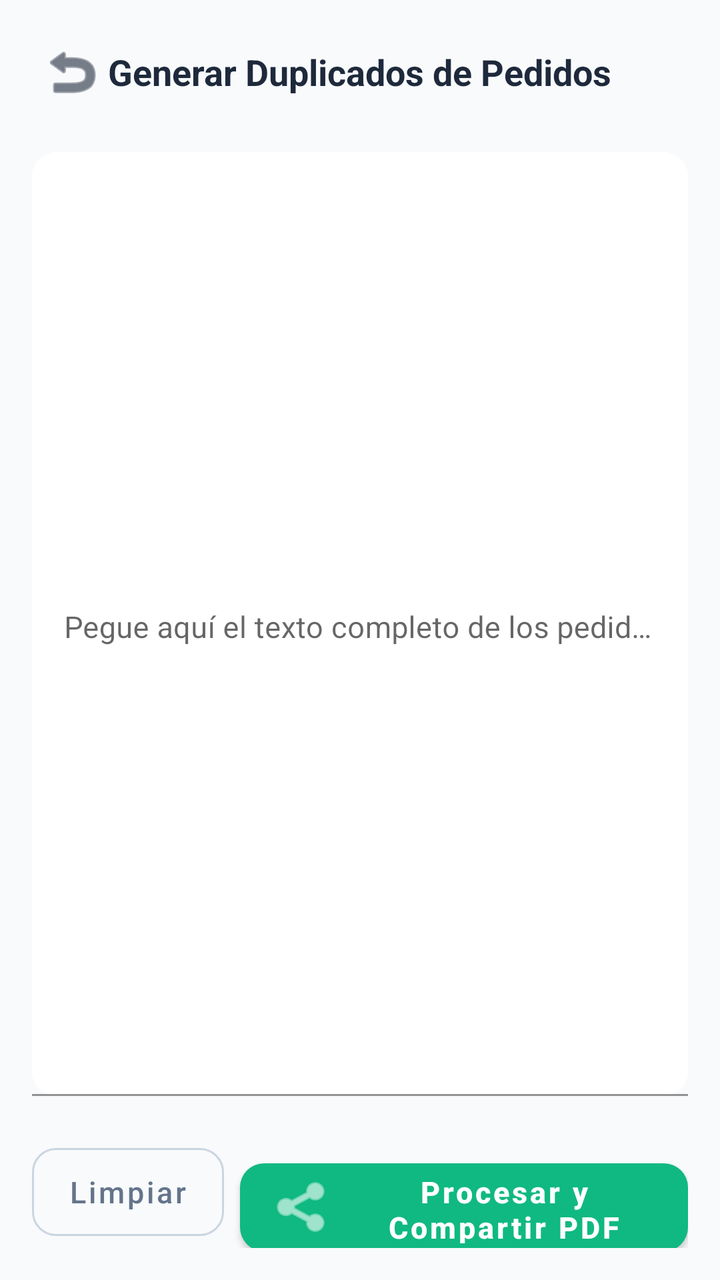
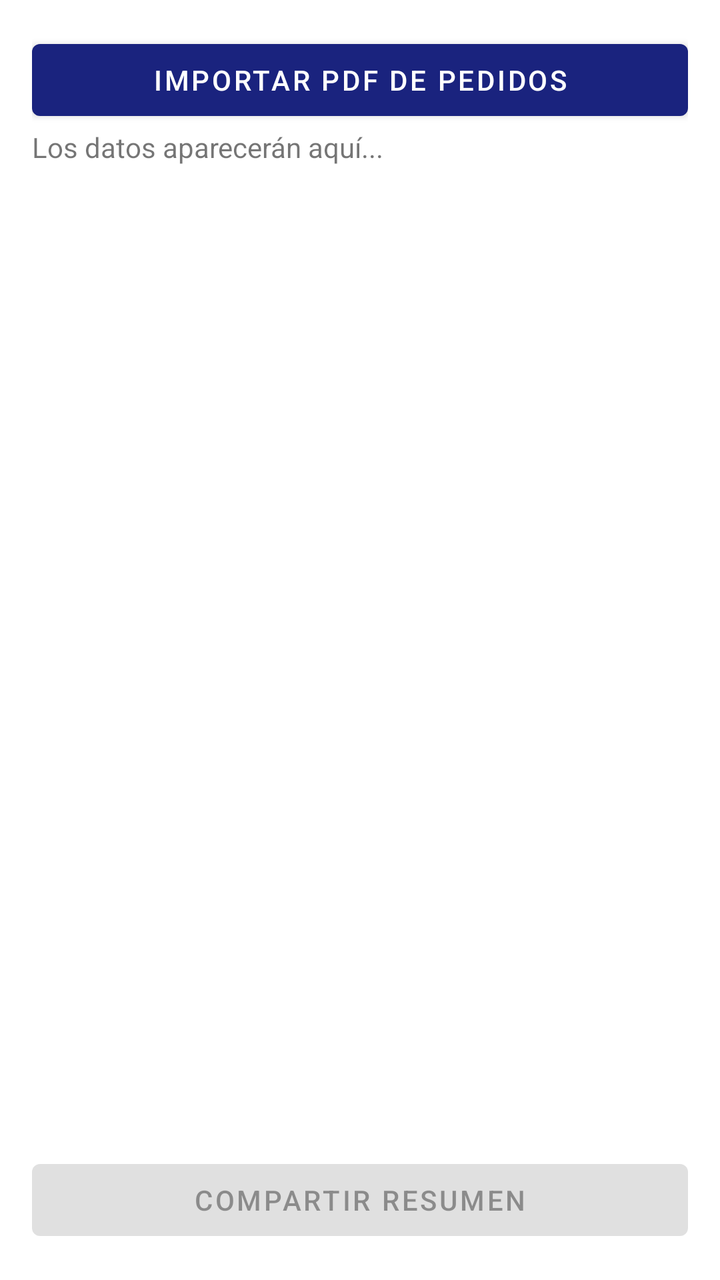

Before-and-after screenshots of an Android layout around one commit, followed by the original layout XML and the change that was made.
<!-- AndroidManifest.xml: application theme Theme.MyApplication -->
<!-- res/layout/activity_duplicados.xml -->
<?xml version="1.0" encoding="utf-8"?>
<LinearLayout xmlns:android="http://schemas.android.com/apk/res/android"
    xmlns:app="http://schemas.android.com/apk/res-auto"
    xmlns:tools="http://schemas.android.com/tools"
    android:layout_width="match_parent"
    android:layout_height="match_parent"
    android:orientation="vertical"
    android:background="#F8FAFC"
    android:padding="16dp"
    tools:context=".DuplicadosActivity">

    <RelativeLayout
        android:layout_width="match_parent"
        android:layout_height="wrap_content"
        android:layout_marginBottom="20dp">

        <ImageButton
            android:id="@+id/btn_back"
            android:layout_width="40dp"
            android:layout_height="40dp"
            android:layout_alignParentStart="true"
            android:layout_centerInParent="true"
            android:background="?attr/selectableItemBackgroundBorderless"
            android:contentDescription="Volver"
            android:src="@android:drawable/ic_menu_revert"
            app:tint="#1E293B" />

        <TextView
            android:layout_width="wrap_content"
            android:layout_height="wrap_content"
            android:layout_centerInParent="true"
            android:text="Generar Duplicados de Pedidos"
            android:textColor="#1E293B"
            android:textSize="18sp"
            android:textStyle="bold" />
    </RelativeLayout>

    <com.google.android.material.textfield.TextInputLayout
        android:layout_width="match_parent"
        android:layout_height="0dp"
        android:layout_weight="1"
        android:layout_marginBottom="20dp"
        app:boxBackgroundColor="#FFFFFF"
        app:boxCornerRadiusBottomEnd="12dp"
        app:boxCornerRadiusBottomStart="12dp"
        app:boxCornerRadiusTopEnd="12dp"
        app:boxCornerRadiusTopStart="12dp"
        app:boxStrokeColor="#10B981"
        app:hintTextColor="#10B981">

        <EditText
            android:id="@+id/et_datos_entrada"
            android:layout_width="match_parent"
            android:layout_height="match_parent"
            android:gravity="top|start"
            android:hint="Pegue aquí el texto completo de los pedidos..."
            android:inputType="textMultiLine"
            android:scrollbars="vertical"
            android:textColor="#334155"
            android:textSize="15sp" />
    </com.google.android.material.textfield.TextInputLayout>

    <LinearLayout
        android:layout_width="match_parent"
        android:layout_height="wrap_content"
        android:orientation="horizontal"
        android:weightSum="2">

        <com.google.android.material.button.MaterialButton
            android:id="@+id/btn_limpiar"
            style="@style/Widget.MaterialComponents.Button.OutlinedButton"
            android:layout_width="0dp"
            android:layout_height="56dp"
            android:layout_weight="0.6"
            android:layout_marginEnd="8dp"
            android:text="Limpiar"
            android:textAllCaps="false"
            android:textColor="#64748B"
            android:textSize="15sp"
            app:cornerRadius="12dp"
            app:strokeColor="#CBD5E1" />

        <com.google.android.material.button.MaterialButton
            android:id="@+id/btn_compartir_excel"
            style="@style/Widget.MaterialComponents.Button"
            android:layout_width="0dp"
            android:layout_height="56dp"
            android:layout_weight="1.4"
            android:text="Procesar y Compartir PDF"
            android:textAllCaps="false"
            android:textSize="15sp"
            android:textStyle="bold"
            app:backgroundTint="#10B981"
            app:cornerRadius="12dp"
            app:icon="@android:drawable/ic_menu_share" />
    </LinearLayout>

</LinearLayout>
<!-- resources referenced by this layout -->
<resources>
  <style name="Theme.MyApplication" parent="Theme.MaterialComponents.DayNight.NoActionBar">
          
          <item name="colorPrimary">#1A237E</item>
          <item name="colorPrimaryVariant">#0D1B5E</item>
          <item name="colorOnPrimary">#FFFFFF</item>
      </style>
</resources>

<!-- the commit's change to res/layout/activity_duplicados.xml (unified diff, before → after) -->
@@ -1,98 +1,31 @@
 <?xml version="1.0" encoding="utf-8"?>
 <LinearLayout xmlns:android="http://schemas.android.com/apk/res/android"
-    xmlns:app="http://schemas.android.com/apk/res-auto"
-    xmlns:tools="http://schemas.android.com/tools"
     android:layout_width="match_parent"
     android:layout_height="match_parent"
     android:orientation="vertical"
-    android:background="#F8FAFC"
-    android:padding="16dp"
-    tools:context=".DuplicadosActivity">
+    android:padding="16dp">
 
-    <RelativeLayout
+    <Button
+        android:id="@+id/btnImportar"
         android:layout_width="match_parent"
         android:layout_height="wrap_content"
-        android:layout_marginBottom="20dp">
+        android:text="Importar PDF de Pedidos" />
 
-        <ImageButton
-            android:id="@+id/btn_back"
-            android:layout_width="40dp"
-            android:layout_height="40dp"
-            android:layout_alignParentStart="true"
-            android:layout_centerInParent="true"
-            android:background="?attr/selectableItemBackgroundBorderless"
-            android:contentDescription="Volver"
-            android:src="@android:drawable/ic_menu_revert"
-            app:tint="#1E293B" />
-
-        <TextView
-            android:layout_width="wrap_content"
-            android:layout_height="wrap_content"
-            android:layout_centerInParent="true"
-            android:text="Generar Duplicados de Pedidos"
-            android:textColor="#1E293B"
-            android:textSize="18sp"
-            android:textStyle="bold" />
-    </RelativeLayout>
-
-    <com.google.android.material.textfield.TextInputLayout
+    <ScrollView
         android:layout_width="match_parent"
         android:layout_height="0dp"
-        android:layout_weight="1"
-        android:layout_marginBottom="20dp"
-        app:boxBackgroundColor="#FFFFFF"
-        app:boxCornerRadiusBottomEnd="12dp"
-        app:boxCornerRadiusBottomStart="12dp"
-        app:boxCornerRadiusTopEnd="12dp"
-        app:boxCornerRadiusTopStart="12dp"
-        app:boxStrokeColor="#10B981"
-        app:hintTextColor="#10B981">
+        android:layout_weight="1">
+        <TextView
+            android:id="@+id/txtResultado"
+            android:layout_width="match_parent"
+            android:layout_height="wrap_content"
+            android:text="Los datos aparecerán aquí..." />
+    </ScrollView>
 
-        <EditText
-            android:id="@+id/et_datos_entrada"
-            android:layout_width="match_parent"
-            android:layout_height="match_parent"
-            android:gravity="top|start"
-            android:hint="Pegue aquí el texto completo de los pedidos..."
-            android:inputType="textMultiLine"
-            android:scrollbars="vertical"
-            android:textColor="#334155"
-            android:textSize="15sp" />
-    </com.google.android.material.textfield.TextInputLayout>
-
-    <LinearLayout
+    <Button
+        android:id="@+id/btnCompartir"
         android:layout_width="match_parent"
         android:layout_height="wrap_content"
-        android:orientation="horizontal"
-        android:weightSum="2">
-
-        <com.google.android.material.button.MaterialButton
-            android:id="@+id/btn_limpiar"
-            style="@style/Widget.MaterialComponents.Button.OutlinedButton"
-            android:layout_width="0dp"
-            android:layout_height="56dp"
-            android:layout_weight="0.6"
-            android:layout_marginEnd="8dp"
-            android:text="Limpiar"
-            android:textAllCaps="false"
-            android:textColor="#64748B"
-            android:textSize="15sp"
-            app:cornerRadius="12dp"
-            app:strokeColor="#CBD5E1" />
-
-        <com.google.android.material.button.MaterialButton
-            android:id="@+id/btn_compartir_excel"
-            style="@style/Widget.MaterialComponents.Button"
-            android:layout_width="0dp"
-            android:layout_height="56dp"
-            android:layout_weight="1.4"
-            android:text="Procesar y Compartir PDF"
-            android:textAllCaps="false"
-            android:textSize="15sp"
-            android:textStyle="bold"
-            app:backgroundTint="#10B981"
-            app:cornerRadius="12dp"
-            app:icon="@android:drawable/ic_menu_share" />
-    </LinearLayout>
-
+        android:text="Compartir Resumen"
+        android:enabled="false" />
 </LinearLayout>
